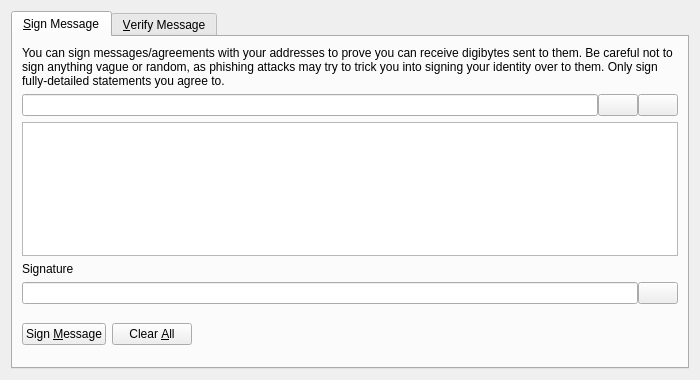
Before: the Qt Designer form src/qt/forms/signverifymessagedialog.ui in digibyte/digibyte, drawn with Qt 5.
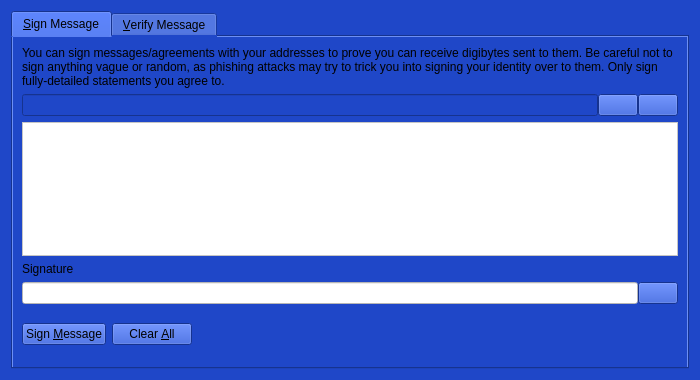
After: the same form once the commit is applied. Icons and pictures are not drawn. Custom widgets are drawn as their Qt base class.

The edit to the form file:
```diff
--- a/src/qt/forms/signverifymessagedialog.ui
+++ b/src/qt/forms/signverifymessagedialog.ui
@@ -13,6 +13,9 @@
   <property name="windowTitle">
    <string>Signatures - Sign / Verify a Message</string>
   </property>
+  <property name="styleSheet">
+   <string notr="true">background-color: rgb(31, 71, 200);</string>
+  </property>
   <property name="modal">
    <bool>true</bool>
   </property>
@@ -99,6 +102,9 @@
          <property name="toolTip">
           <string>Enter the message you want to sign here</string>
          </property>
+         <property name="styleSheet">
+          <string notr="true">background-color: rgb(255, 255, 255);</string>
+         </property>
         </widget>
        </item>
        <item>
@@ -123,6 +129,9 @@
              <italic>true</italic>
             </font>
            </property>
+           <property name="styleSheet">
+            <string notr="true">background-color: rgb(255, 255, 255);</string>
+           </property>
            <property name="readOnly">
             <bool>true</bool>
            </property>
```
